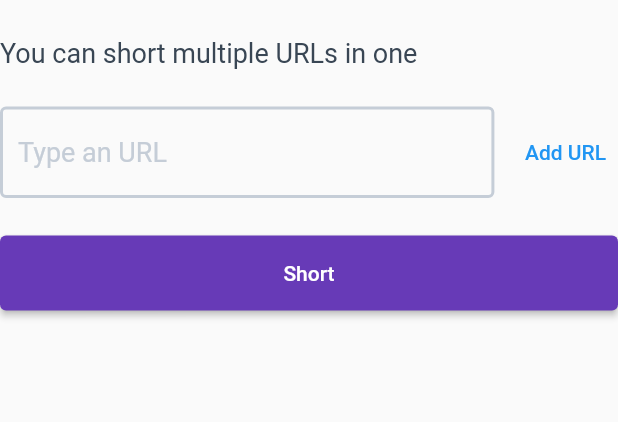
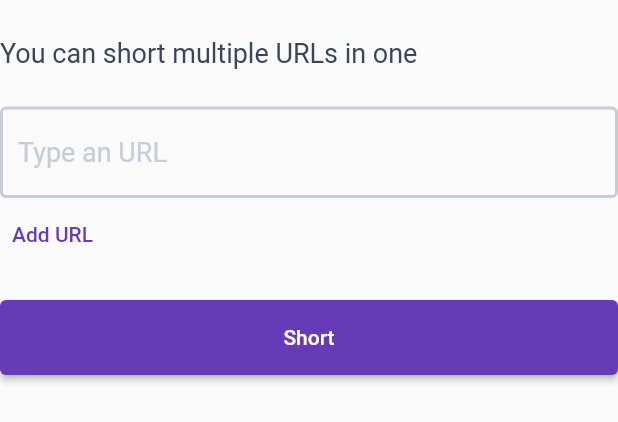
Before and after one commit to WebEngineeringGroupI/frontend, a Flutter app: the BalanceURLs widget shown alone on an empty page, opened directly with empty values, on a phone screen of 412 x 824 dp. Shown: the top 422 px of the screen. Run offline on Flutter 3.47's test engine with Material 2 defaults, Android fonts, the phone set to English and light mode, and no system bars; our stand-ins replace file_picker; missing offline and left inert: dart:html, genproto_dart, grpc.

Commit message:
enhanced balanceUrls screen

```diff
--- a/lib/config/themes.dart
+++ b/lib/config/themes.dart
@@ -32,6 +32,11 @@ class Themes {
           backgroundColor:MaterialStateProperty.all(Colors.deepPurple),
         )
       ),
+      textButtonTheme: TextButtonThemeData(
+        style: ButtonStyle(
+          foregroundColor: MaterialStateProperty.all(Colors.deepPurple),
+        )
+      ),
       /// TabBar widget
       tabBarTheme: const TabBarTheme(
           labelColor: Colors.deepPurple,
--- a/lib/screens/balance_urls.dart
+++ b/lib/screens/balance_urls.dart
@@ -94,17 +94,17 @@ class _BalanceURLsState extends State<BalanceURLs> {
       children: [
         const Flexible(child: SizedBox(height: 25)),
         textInfo,
-        urlList,
         const Flexible(child: SizedBox(height: 25)),
+        textField,
         Row(
-            mainAxisAlignment: MainAxisAlignment.spaceBetween,
+            mainAxisAlignment: MainAxisAlignment.start,
             children: [
-              textField,
               addURLButtoon,
             ],
         ),
-
-        const Flexible(child: SizedBox(height: 25)),
+        const Flexible(child: SizedBox(height: 10)),
+        urlList,
+        const Flexible(child: SizedBox(height: 10)),
         shortButton,
       ],
     );
--- a/lib/screens/home.dart
+++ b/lib/screens/home.dart
@@ -67,7 +67,7 @@ class _HomeState extends State<Home> {
         Flexible(flex:1, child:title),
         Flexible(flex:1, child:slogan),
         Flexible(flex:1, child:shortenerTabBar()),
-        Expanded(flex:5, child:Padding(
+        Expanded(flex:7, child:Padding(
                   padding: const EdgeInsets.symmetric(horizontal: 5),
                   child: shortenerTabBarView(restAPIClient: restAPIClient))
         ),
```
